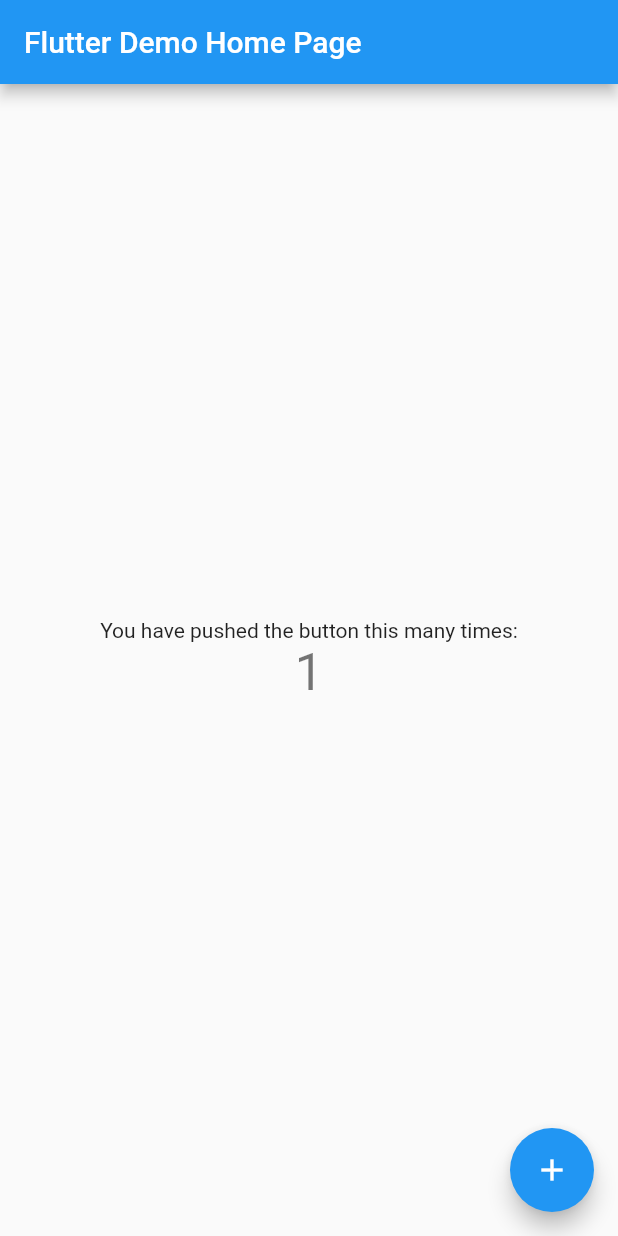
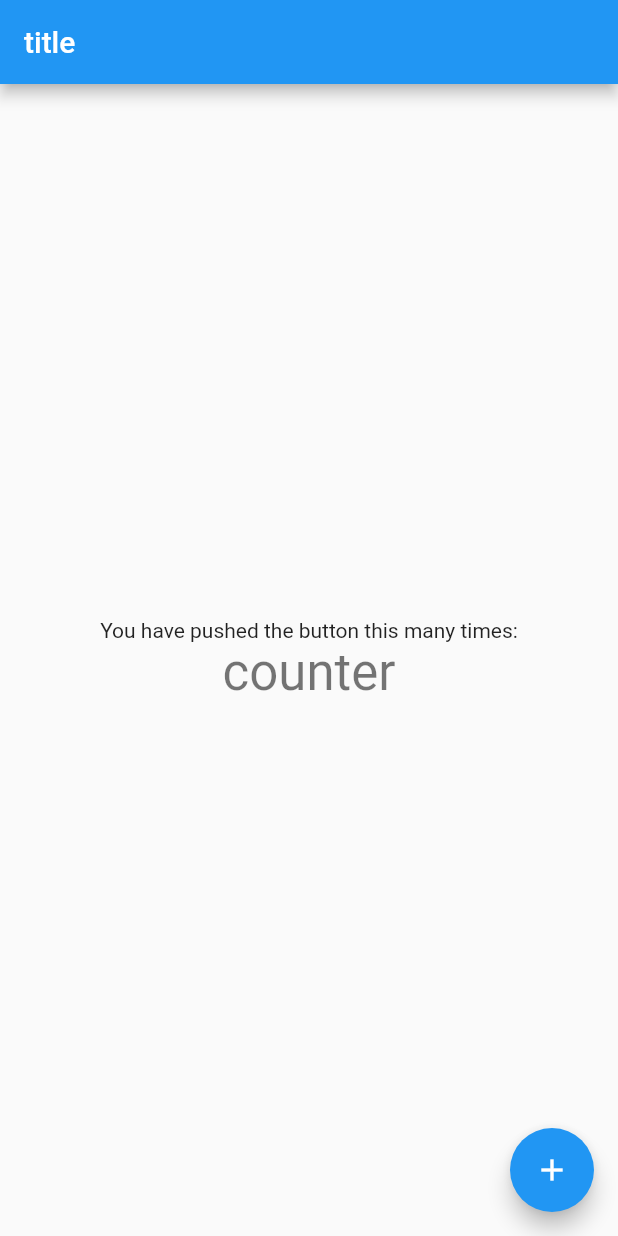
Before and after one commit to cckn/swipe_todo, a Flutter app: the screen it shows after launch, after a tap on the "add" icon, on a phone screen of 412 x 824 dp. Run offline on Flutter 3.47's test engine with Material 2 defaults, Android fonts, the phone set to English and light mode, and no system bars; our stand-ins replace bloc.

Commit message:
bloc-cubit 적용 전 프로젝트 구조 변경

```diff
--- /dev/null
+++ b/lib/cubit/counter_cubit.dart
@@ -0,0 +1,8 @@
+import 'package:bloc/bloc.dart';
+import 'package:meta/meta.dart';
+
+part 'counter_state.dart';
+
+class CounterCubit extends Cubit<CounterState> {
+  CounterCubit() : super(CounterInitial());
+}
--- /dev/null
+++ b/lib/cubit/counter_observer.dart
@@ -0,0 +1,14 @@
+import 'package:bloc/bloc.dart';
+
+/// {@template counter_observer}
+/// [BlocObserver] for the counter application which
+/// observes all [Cubit] state changes.
+/// {@endtemplate}
+
+class CounterObserver extends BlocObserver {
+  @override
+  void onChange(Cubit cubit, Change change) {
+    print('${cubit.runtimeType} $change');
+    super.onChange(cubit, change);
+  }
+}
--- /dev/null
+++ b/lib/cubit/counter_state.dart
@@ -0,0 +1,6 @@
+part of 'counter_cubit.dart';
+
+@immutable
+abstract class CounterState {}
+
+class CounterInitial extends CounterState {}
--- a/lib/main.dart
+++ b/lib/main.dart
@@ -1,117 +1,23 @@
 import 'package:flutter/material.dart';
+import 'package:swipe_todo/screens/counter.dart';
 
 void main() {
   runApp(MyApp());
 }
 
 class MyApp extends StatelessWidget {
-  // This widget is the root of your application.
   @override
   Widget build(BuildContext context) {
     return MaterialApp(
       title: 'Flutter Demo',
       theme: ThemeData(
-        // This is the theme of your application.
-        //
-        // Try running your application with "flutter run". You'll see the
-        // application has a blue toolbar. Then, without quitting the app, try
-        // changing the primarySwatch below to Colors.green and then invoke
-        // "hot reload" (press "r" in the console where you ran "flutter run",
-        // or simply save your changes to "hot reload" in a Flutter IDE).
-        // Notice that the counter didn't reset back to zero; the application
-        // is not restarted.
         primarySwatch: Colors.blue,
-        // This makes the visual density adapt to the platform that you run
-        // the app on. For desktop platforms, the controls will be smaller and
-        // closer together (more dense) than on mobile platforms.
         visualDensity: VisualDensity.adaptivePlatformDensity,
       ),
-      home: MyHomePage(title: 'Flutter Demo Home Page'),
+      home:
+//      Container(),
+
+          Counter(),
     );
   }
 }
-
-class MyHomePage extends StatefulWidget {
-  MyHomePage({Key key, this.title}) : super(key: key);
-
-  // This widget is the home page of your application. It is stateful, meaning
-  // that it has a State object (defined below) that contains fields that affect
-  // how it looks.
-
-  // This class is the configuration for the state. It holds the values (in this
-  // case the title) provided by the parent (in this case the App widget) and
-  // used by the build method of the State. Fields in a Widget subclass are
-  // always marked "final".
-
-  final String title;
-
-  @override
-  _MyHomePageState createState() => _MyHomePageState();
-}
-
-class _MyHomePageState extends State<MyHomePage> {
-  int _counter = 0;
-
-  void _incrementCounter() {
-    setState(() {
-      // This call to setState tells the Flutter framework that something has
-      // changed in this State, which causes it to rerun the build method below
-      // so that the display can reflect the updated values. If we changed
-      // _counter without calling setState(), then the build method would not be
-      // called again, and so nothing would appear to happen.
-      _counter++;
-    });
-  }
-
-  @override
-  Widget build(BuildContext context) {
-    // This method is rerun every time setState is called, for instance as done
-    // by the _incrementCounter method above.
-    //
-    // The Flutter framework has been optimized to make rerunning build methods
-    // fast, so that you can just rebuild anything that needs updating rather
-    // than having to individually change instances of widgets.
-    return Scaffold(
-      appBar: AppBar(
-        // Here we take the value from the MyHomePage object that was created by
-        // the App.build method, and use it to set our appbar title.
-        title: Text(widget.title),
-      ),
-      body: Center(
-        // Center is a layout widget. It takes a single child and positions it
-        // in the middle of the parent.
-        child: Column(
-          // Column is also a layout widget. It takes a list of children and
-          // arranges them vertically. By default, it sizes itself to fit its
-          // children horizontally, and tries to be as tall as its parent.
-          //
-          // Invoke "debug painting" (press "p" in the console, choose the
-          // "Toggle Debug Paint" action from the Flutter Inspector in Android
-          // Studio, or the "Toggle Debug Paint" command in Visual Studio Code)
-          // to see the wireframe for each widget.
-          //
-          // Column has various properties to control how it sizes itself and
-          // how it positions its children. Here we use mainAxisAlignment to
-          // center the children vertically; the main axis here is the vertical
-          // axis because Columns are vertical (the cross axis would be
-          // horizontal).
-          mainAxisAlignment: MainAxisAlignment.center,
-          children: <Widget>[
-            Text(
-              'You have pushed the button this many times:',
-            ),
-            Text(
-              '$_counter',
-              style: Theme.of(context).textTheme.headline4,
-            ),
-          ],
-        ),
-      ),
-      floatingActionButton: FloatingActionButton(
-        onPressed: _incrementCounter,
-        tooltip: 'Increment',
-        child: Icon(Icons.add),
-      ), // This trailing comma makes auto-formatting nicer for build methods.
-    );
-  }
-}
--- /dev/null
+++ b/lib/screens/counter.dart
@@ -0,0 +1,19 @@
+import 'package:flutter/material.dart';
+import 'package:swipe_todo/Widgets/counter_view.dart';
+
+class Counter extends StatelessWidget {
+  @override
+  Widget build(BuildContext context) {
+    return Scaffold(
+      appBar: AppBar(
+        title: Text("title"),
+      ),
+      body: CounterView(),
+      floatingActionButton: FloatingActionButton(
+        onPressed: () {},
+        tooltip: 'Increment',
+        child: Icon(Icons.add),
+      ),
+    );
+  }
+}
--- /dev/null
+++ b/lib/widgets/counter_view.dart
@@ -0,0 +1,22 @@
+import 'package:flutter/material.dart';
+
+class CounterView extends StatelessWidget {
+  @override
+  Widget build(BuildContext context) {
+    return Center(
+      child: Column(
+        mainAxisAlignment: MainAxisAlignment.center,
+        children: <Widget>[
+          Text(
+            'You have pushed the button this many times:',
+          ),
+          Text(
+//              '$_counter',
+            'counter',
+            style: Theme.of(context).textTheme.headline4,
+          ),
+        ],
+      ),
+    );
+  }
+}
--- a/pubspec.yaml
+++ b/pubspec.yaml
@@ -23,6 +23,8 @@ environment:
 dependencies:
   flutter:
     sdk: flutter
+  bloc: ^6.0.0
+  flutter_bloc: ^6.0.0
 
 
   # The following adds the Cupertino Icons font to your application.
```
Also changed, not shown: pubspec.lock.
